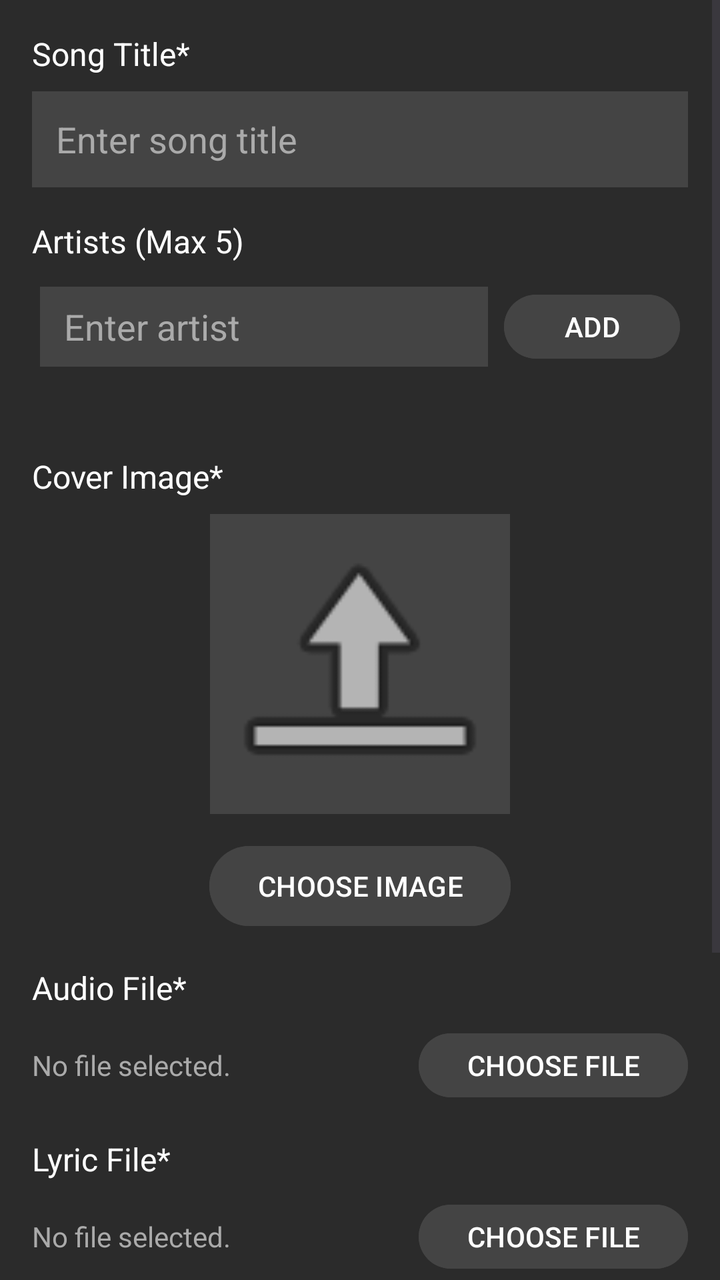
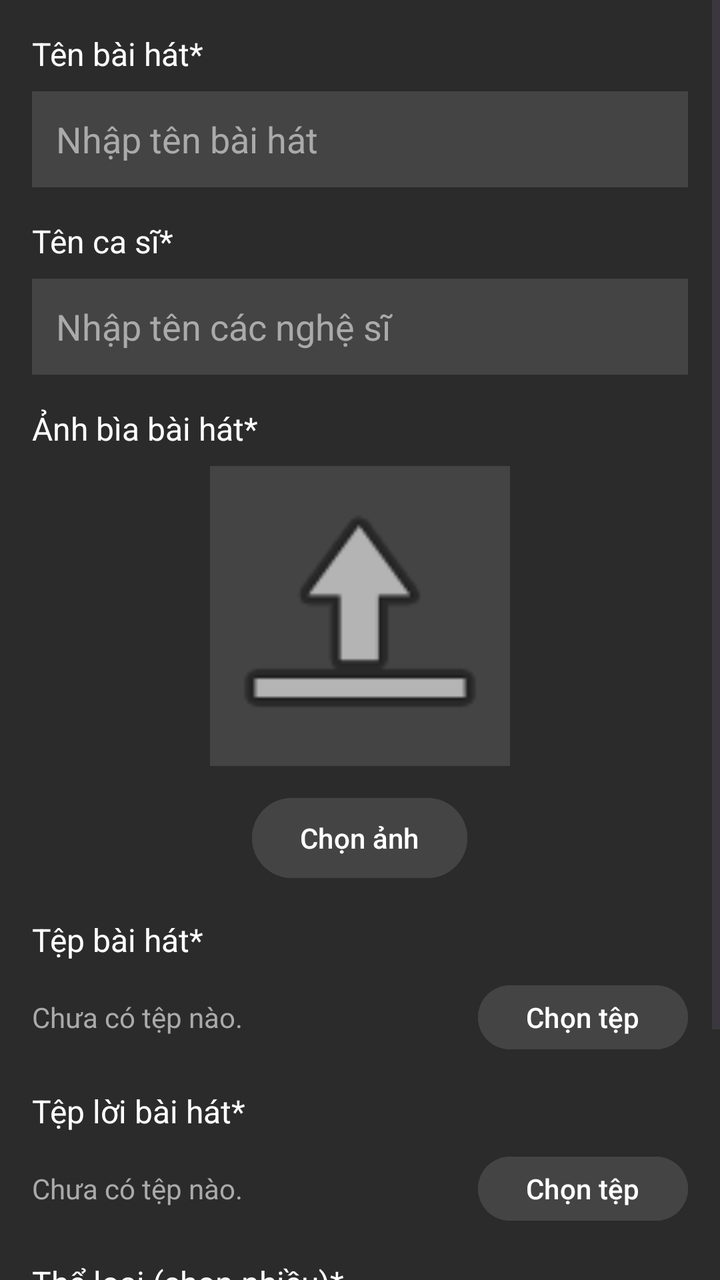

Compare the two renders of this Android layout. The source of the first and the diff that turns it into the second are given below.
<!-- AndroidManifest.xml: application theme Theme.VMusic -->
<!-- res/layout/uploadmusic_admin.xml -->
<?xml version="1.0" encoding="utf-8"?>
<androidx.constraintlayout.widget.ConstraintLayout xmlns:android="http://schemas.android.com/apk/res/android"
    xmlns:app="http://schemas.android.com/apk/res-auto"
    xmlns:tools="http://schemas.android.com/tools"
    android:layout_width="match_parent"
    android:layout_height="match_parent"
    android:background="@color/background_gray">

    <ScrollView
        android:id="@+id/scrollView"
        android:layout_width="0dp"
        android:layout_height="0dp"
        android:fillViewport="true"
        app:layout_constraintTop_toTopOf="parent"
        app:layout_constraintBottom_toBottomOf="parent"
        app:layout_constraintStart_toStartOf="parent"
        app:layout_constraintEnd_toEndOf="parent">

        <LinearLayout
            android:layout_width="match_parent"
            android:layout_height="wrap_content"
            android:orientation="vertical"
            android:padding="16dp">

            
            <TextView
                android:layout_width="match_parent"
                android:layout_height="wrap_content"
                android:text="Song Title*"
                android:textColor="@color/white"
                android:textSize="16sp"
                android:layout_marginBottom="8dp" />

            <EditText
                android:id="@+id/editTitle"
                android:layout_width="match_parent"
                android:layout_height="48dp"
                android:hint="Enter song title"
                android:background="@color/dark_gray"
                android:textColor="@color/white"
                android:textColorHint="@color/gray_hint"
                android:paddingStart="12dp"
                android:inputType="text" />

            
            <TextView
                android:layout_width="match_parent"
                android:layout_height="wrap_content"
                android:layout_marginTop="16dp"
                android:layout_marginBottom="8dp"
                android:text="Artists (Max 5)"
                android:textColor="@color/white"
                android:textSize="16sp" />

            <LinearLayout
                android:id="@+id/artistContainer"
                android:layout_width="match_parent"
                android:layout_height="wrap_content"
                android:orientation="vertical"
                android:padding="4dp">

                <LinearLayout
                    android:layout_width="match_parent"
                    android:layout_height="wrap_content"
                    android:orientation="horizontal"
                    android:gravity="center_vertical">

                    <EditText
                        android:id="@+id/editAdditionalArtist"
                        android:layout_width="0dp"
                        android:layout_height="40dp"
                        android:layout_weight="1"
                        android:hint="Enter artist"
                        android:background="@color/dark_gray"
                        android:textColor="@color/white"
                        android:textColorHint="@color/gray_hint"
                        android:paddingStart="12dp"
                        android:inputType="text" />

                    <Button
                        android:id="@+id/btnAddArtist"
                        android:layout_width="wrap_content"
                        android:layout_height="40dp"
                        android:layout_marginStart="8dp"
                        android:text="ADD"
                        android:textColor="@color/white"
                        android:backgroundTint="@color/dark_gray" />
                </LinearLayout>

                <LinearLayout
                    android:id="@+id/artistTagsContainer"
                    android:layout_width="match_parent"
                    android:layout_height="wrap_content"
                    android:orientation="horizontal"
                    android:layout_marginTop="8dp"
                    android:gravity="start"
                    android:layout_marginBottom="16dp" />
            </LinearLayout>

            
            <TextView
                android:layout_width="match_parent"
                android:layout_height="wrap_content"
                android:layout_marginTop="16dp"
                android:layout_marginBottom="8dp"
                android:text="Cover Image*"
                android:textColor="@color/white"
                android:textSize="16sp" />

            <ImageView
                android:id="@+id/imageCoverArt"
                android:layout_width="150dp"
                android:layout_height="150dp"
                android:layout_gravity="center_horizontal"
                android:background="@color/dark_gray"
                android:scaleType="centerCrop"
                android:src="@android:drawable/ic_menu_upload"
                android:contentDescription="Cover Image" />

            <Button
                android:id="@+id/btnUploadArtwork"
                android:layout_width="wrap_content"
                android:layout_height="wrap_content"
                android:layout_gravity="center_horizontal"
                android:layout_marginTop="12dp"
                android:text="CHOOSE IMAGE"
                android:textColor="@color/white"
                android:backgroundTint="@color/dark_gray" />

            
            <TextView
                android:layout_width="match_parent"
                android:layout_height="wrap_content"
                android:layout_marginTop="16dp"
                android:layout_marginBottom="8dp"
                android:text="Audio File*"
                android:textColor="@color/white"
                android:textSize="16sp" />

            <LinearLayout
                android:layout_width="match_parent"
                android:layout_height="wrap_content"
                android:orientation="horizontal"
                android:gravity="center_vertical">

                <TextView
                    android:id="@+id/textAudioFileName"
                    android:layout_width="0dp"
                    android:layout_height="wrap_content"
                    android:layout_weight="1"
                    android:text="No file selected."
                    android:textColor="@color/gray_hint"
                    android:maxLines="1"
                    android:ellipsize="end"
                    android:paddingEnd="12dp"
                    android:textSize="14sp" />

                <Button
                    android:id="@+id/btnUploadAudio"
                    android:layout_width="wrap_content"
                    android:layout_height="40dp"
                    android:backgroundTint="@color/dark_gray"
                    android:text="CHOOSE FILE"
                    android:textColor="@color/white" />
            </LinearLayout>

            
            <TextView
                android:layout_width="match_parent"
                android:layout_height="wrap_content"
                android:layout_marginTop="16dp"
                android:layout_marginBottom="8dp"
                android:text="Lyric File*"
                android:textColor="@color/white"
                android:textSize="16sp" />

            <LinearLayout
                android:layout_width="match_parent"
                android:layout_height="wrap_content"
                android:orientation="horizontal"
                android:gravity="center_vertical">

                <TextView
                    android:id="@+id/textLyricFileName"
                    android:layout_width="0dp"
                    android:layout_height="wrap_content"
                    android:layout_weight="1"
                    android:text="No file selected."
                    android:textColor="@color/gray_hint"
                    android:maxLines="1"
                    android:ellipsize="end"
                    android:paddingEnd="12dp"
                    android:textSize="14sp" />

                <Button
                    android:id="@+id/btnUploadLyric"
                    android:layout_width="wrap_content"
                    android:layout_height="40dp"
                    android:backgroundTint="@color/dark_gray"
                    android:text="CHOOSE FILE"
                    android:textColor="@color/white" />
            </LinearLayout>

            
            <TextView
                android:layout_width="match_parent"
                android:layout_height="wrap_content"
                android:layout_marginTop="16dp"
                android:layout_marginBottom="8dp"
                android:text="Genre*"
                android:textColor="@color/white"
                android:textSize="16sp" />

            <Spinner
                android:id="@+id/spinnerPrimaryGenre"
                android:layout_width="match_parent"
                android:layout_height="48dp"
                android:popupBackground="@color/dark_gray"
                android:background="@color/dark_gray"
                android:theme="@style/SpinnerDark" />

            
            <Button
                android:id="@+id/savereleaseandaddsong"
                android:layout_width="match_parent"
                android:layout_height="48dp"
                android:layout_marginTop="32dp"
                android:layout_marginBottom="32dp"
                android:text="SAVE SONG"
                android:textColor="@color/white"
                android:textSize="16sp"
                android:backgroundTint="@color/primary_green" />
        </LinearLayout>
    </ScrollView>

    <ProgressBar
        android:id="@+id/progressBar"
        android:layout_width="wrap_content"
        android:layout_height="wrap_content"
        android:visibility="gone"
        app:layout_constraintTop_toTopOf="parent"
        app:layout_constraintBottom_toBottomOf="parent"
        app:layout_constraintStart_toStartOf="parent"
        app:layout_constraintEnd_toEndOf="parent" />

</androidx.constraintlayout.widget.ConstraintLayout>
<!-- resources referenced by this layout -->
<resources>
  <color name="background_gray">#2B2B2B</color>
  <color name="dark_gray">#444444</color>
  <color name="gray_hint">#AAAAAA</color>
  <color name="primary_green">#1DB954</color>
  <color name="white">#FFFFFFFF</color>
  <style name="SpinnerDark" parent="Theme.AppCompat.Light">
          <item name="android:textColor">@color/white</item>
          <item name="android:background">@color/dark_gray</item>
      </style>
  <style name="Theme.VMusic" parent="Base.Theme.VMusic" />
  <style name="Base.Theme.VMusic" parent="Theme.Material3.DayNight.NoActionBar">
          
          
      </style>
</resources>

<!-- the commit's change to res/layout/uploadmusic_admin.xml (unified diff, before → after) -->
@@ -26,7 +26,7 @@
             <TextView
                 android:layout_width="match_parent"
                 android:layout_height="wrap_content"
-                android:text="Song Title*"
+                android:text="Tên bài hát*"
                 android:textColor="@color/white"
                 android:textSize="16sp"
                 android:layout_marginBottom="8dp" />
@@ -35,7 +35,7 @@
                 android:id="@+id/editTitle"
                 android:layout_width="match_parent"
                 android:layout_height="48dp"
-                android:hint="Enter song title"
+                android:hint="Nhập tên bài hát"
                 android:background="@color/dark_gray"
                 android:textColor="@color/white"
                 android:textColorHint="@color/gray_hint"
@@ -48,62 +48,27 @@
                 android:layout_height="wrap_content"
                 android:layout_marginTop="16dp"
                 android:layout_marginBottom="8dp"
-                android:text="Artists (Max 5)"
-                android:textColor="@color/white"
-                android:textSize="16sp" />
-
-            <LinearLayout
-                android:id="@+id/artistContainer"
-                android:layout_width="match_parent"
-                android:layout_height="wrap_content"
-                android:orientation="vertical"
-                android:padding="4dp">
-
-                <LinearLayout
-                    android:layout_width="match_parent"
-                    android:layout_height="wrap_content"
-                    android:orientation="horizontal"
-                    android:gravity="center_vertical">
-
-                    <EditText
-                        android:id="@+id/editAdditionalArtist"
-                        android:layout_width="0dp"
-                        android:layout_height="40dp"
-                        android:layout_weight="1"
-                        android:hint="Enter artist"
-                        android:background="@color/dark_gray"
-                        android:textColor="@color/white"
-                        android:textColorHint="@color/gray_hint"
-                        android:paddingStart="12dp"
-                        android:inputType="text" />
-
-                    <Button
-                        android:id="@+id/btnAddArtist"
-                        android:layout_width="wrap_content"
-                        android:layout_height="40dp"
-                        android:layout_marginStart="8dp"
-                        android:text="ADD"
-                        android:textColor="@color/white"
-                        android:backgroundTint="@color/dark_gray" />
-                </LinearLayout>
-
-                <LinearLayout
-                    android:id="@+id/artistTagsContainer"
-                    android:layout_width="match_parent"
-                    android:layout_height="wrap_content"
-                    android:orientation="horizontal"
-                    android:layout_marginTop="8dp"
-                    android:gravity="start"
-                    android:layout_marginBottom="16dp" />
-            </LinearLayout>
-
-            
-            <TextView
-                android:layout_width="match_parent"
-                android:layout_height="wrap_content"
-                android:layout_marginTop="16dp"
-                android:layout_marginBottom="8dp"
-                android:text="Cover Image*"
+                android:text="Tên ca sĩ*"
+                android:textColor="@color/white"
+                android:textSize="16sp" />
+
+            <EditText
+                android:id="@+id/editAdditionalArtist"
+                android:layout_width="match_parent"
+                android:layout_height="48dp"
+                android:hint="Nhập tên các nghệ sĩ"
+                android:background="@color/dark_gray"
+                android:textColor="@color/white"
+                android:textColorHint="@color/gray_hint"
+                android:paddingStart="12dp"
+                android:inputType="text" />
+            
+            <TextView
+                android:layout_width="match_parent"
+                android:layout_height="wrap_content"
+                android:layout_marginTop="16dp"
+                android:layout_marginBottom="8dp"
+                android:text="Ảnh bìa bài hát*"
                 android:textColor="@color/white"
                 android:textSize="16sp" />
 
@@ -123,7 +88,7 @@
                 android:layout_height="wrap_content"
                 android:layout_gravity="center_horizontal"
                 android:layout_marginTop="12dp"
-                android:text="CHOOSE IMAGE"
+                android:text="Chọn ảnh"
                 android:textColor="@color/white"
                 android:backgroundTint="@color/dark_gray" />
 
@@ -133,7 +98,7 @@
                 android:layout_height="wrap_content"
                 android:layout_marginTop="16dp"
                 android:layout_marginBottom="8dp"
-                android:text="Audio File*"
+                android:text="Tệp bài hát*"
                 android:textColor="@color/white"
                 android:textSize="16sp" />
 
@@ -148,7 +113,7 @@
                     android:layout_width="0dp"
                     android:layout_height="wrap_content"
                     android:layout_weight="1"
-                    android:text="No file selected."
+                    android:text="Chưa có tệp nào."
                     android:textColor="@color/gray_hint"
                     android:maxLines="1"
                     android:ellipsize="end"
@@ -160,7 +125,7 @@
                     android:layout_width="wrap_content"
                     android:layout_height="40dp"
                     android:backgroundTint="@color/dark_gray"
-                    android:text="CHOOSE FILE"
+                    android:text="Chọn tệp"
                     android:textColor="@color/white" />
             </LinearLayout>
 
@@ -170,7 +135,7 @@
                 android:layout_height="wrap_content"
                 android:layout_marginTop="16dp"
                 android:layout_marginBottom="8dp"
-                android:text="Lyric File*"
+                android:text="Tệp lời bài hát*"
                 android:textColor="@color/white"
                 android:textSize="16sp" />
 
@@ -185,7 +150,7 @@
                     android:layout_width="0dp"
                     android:layout_height="wrap_content"
                     android:layout_weight="1"
-                    android:text="No file selected."
+                    android:text="Chưa có tệp nào."
                     android:textColor="@color/gray_hint"
                     android:maxLines="1"
                     android:ellipsize="end"
@@ -197,7 +162,7 @@
                     android:layout_width="wrap_content"
                     android:layout_height="40dp"
                     android:backgroundTint="@color/dark_gray"
-                    android:text="CHOOSE FILE"
+                    android:text="Chọn tệp"
                     android:textColor="@color/white" />
             </LinearLayout>
 
@@ -207,17 +172,16 @@
                 android:layout_height="wrap_content"
                 android:layout_marginTop="16dp"
                 android:layout_marginBottom="8dp"
-                android:text="Genre*"
-                android:textColor="@color/white"
-                android:textSize="16sp" />
-
-            <Spinner
-                android:id="@+id/spinnerPrimaryGenre"
-                android:layout_width="match_parent"
-                android:layout_height="48dp"
-                android:popupBackground="@color/dark_gray"
-                android:background="@color/dark_gray"
-                android:theme="@style/SpinnerDark" />
+                android:text="Thể loại (chọn nhiều)*"
+                android:textColor="@color/white"
+                android:textSize="16sp" />
+
+            <LinearLayout
+                android:id="@+id/genreContainer"
+                android:layout_width="match_parent"
+                android:layout_height="wrap_content"
+                android:orientation="vertical"
+                android:padding="4dp" />
 
             
             <Button
@@ -226,7 +190,7 @@
                 android:layout_height="48dp"
                 android:layout_marginTop="32dp"
                 android:layout_marginBottom="32dp"
-                android:text="SAVE SONG"
+                android:text="Lưu bài hát"
                 android:textColor="@color/white"
                 android:textSize="16sp"
                 android:backgroundTint="@color/primary_green" />
<!-- resource entries referenced after the edit -->
@@ -5,10 +5,6 @@
   <color name="gray_hint">#AAAAAA</color>
   <color name="primary_green">#1DB954</color>
   <color name="white">#FFFFFFFF</color>
-  <style name="SpinnerDark" parent="Theme.AppCompat.Light">
-          <item name="android:textColor">@color/white</item>
-          <item name="android:background">@color/dark_gray</item>
-      </style>
   <style name="Theme.VMusic" parent="Base.Theme.VMusic" />
   <style name="Base.Theme.VMusic" parent="Theme.Material3.DayNight.NoActionBar">
           
